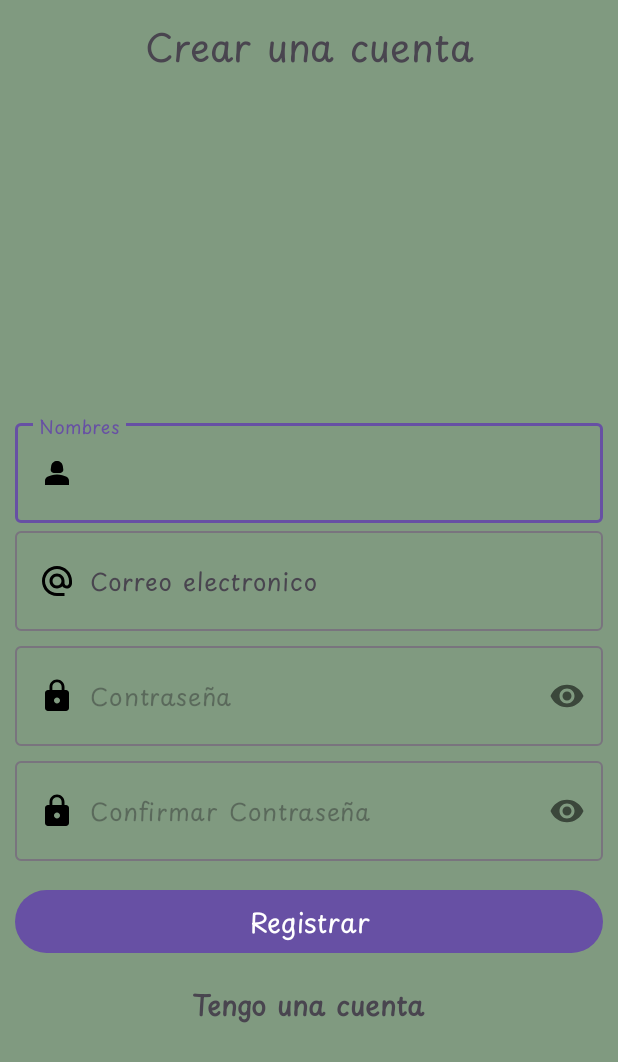
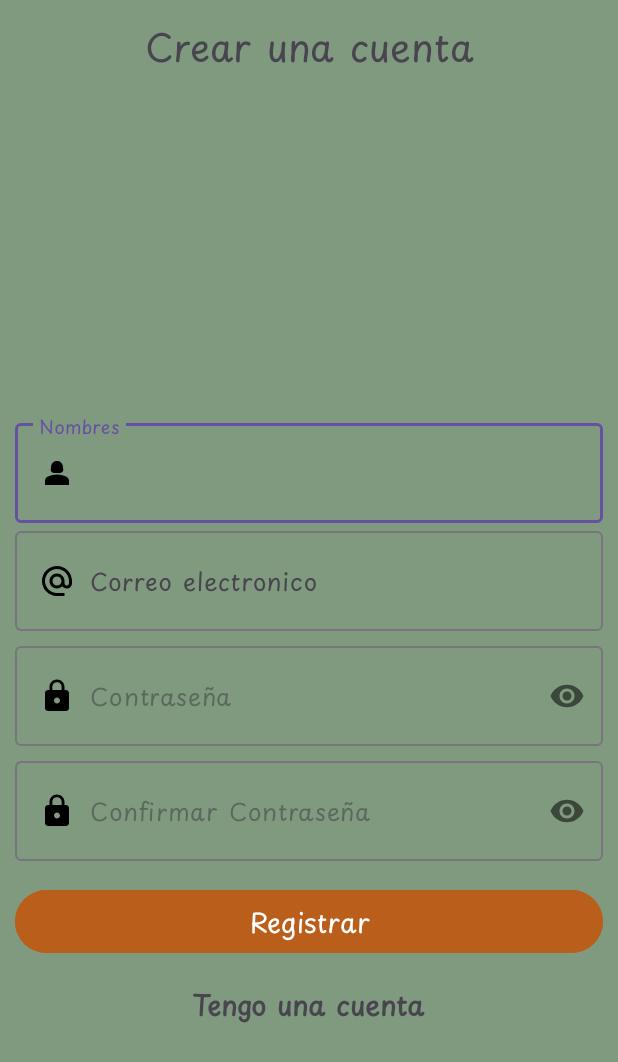
Before and after one commit to Xenia24/OrderEase, an Android app: the Registro screen opened directly, with no data from a screen before it, on a phone screen of 412 x 824 dp. Shown: the top 1062 px of the screen. Run offline under Robolectric (Android 15) with nearby library versions, the light colour scheme and no system bars.

Commit message:
fondo botonesR

```diff
--- a/app/src/main/res/layout/activity_registro.xml
+++ b/app/src/main/res/layout/activity_registro.xml
@@ -109,7 +109,8 @@
             android:fontFamily="@font/variablefont_wght"
             android:textSize="18sp"
             android:layout_width="match_parent"
-            android:layout_height="wrap_content"/>
+            android:layout_height="wrap_content"
+            android:backgroundTint="@color/naranjado"/>
         <TextView
             android:id="@+id/Tengounacuenta"
             android:text="@string/Tengounacuenta"
```
